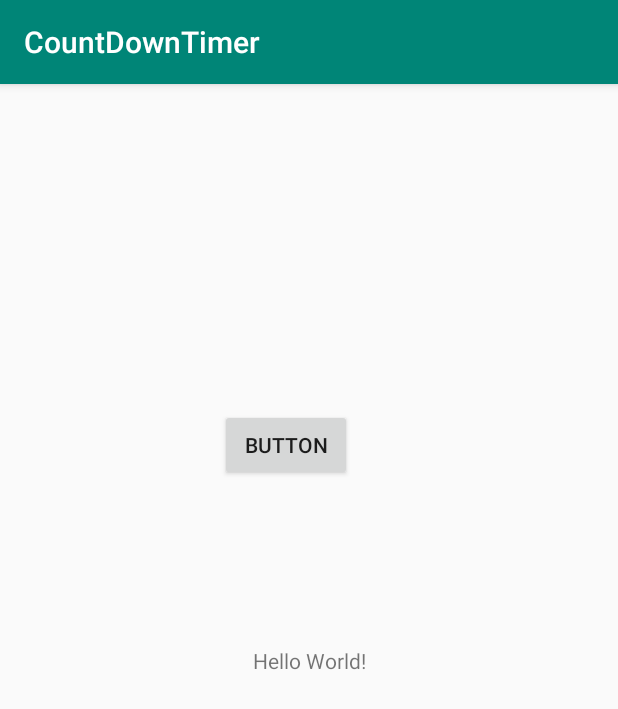
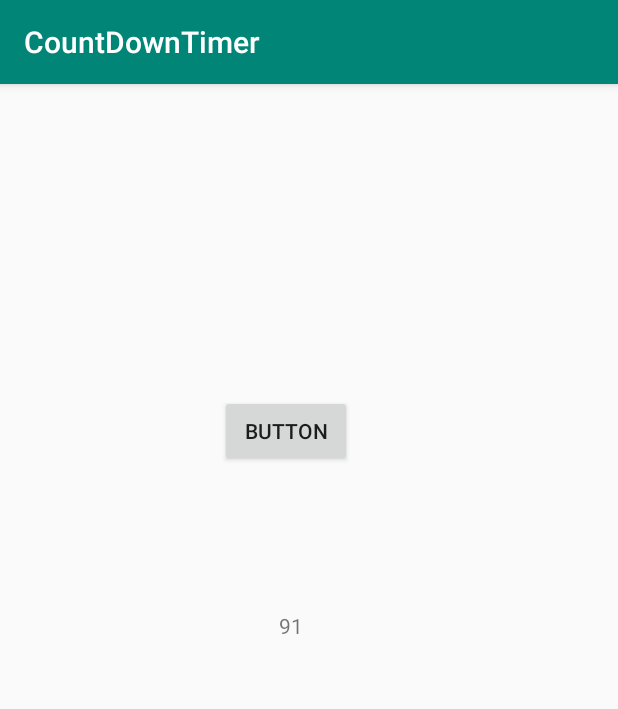
Before and after one commit to Kaushi9005/CountDownTimer, an Android app: the screen it shows after launch (MainActivity), on a phone screen of 412 x 824 dp. Shown: the top 709 px of the screen. Run offline under Robolectric (Android 15) with nearby library versions, the phone set to English and light mode, and no system bars.

```diff
--- a/app/src/main/java/lk/ac/kln/countdowntimer/MainActivity.java
+++ b/app/src/main/java/lk/ac/kln/countdowntimer/MainActivity.java
@@ -1,13 +1,30 @@
 package lk.ac.kln.countdowntimer;
 
+import android.os.Handler;
 import android.support.v7.app.AppCompatActivity;
 import android.os.Bundle;
+import android.widget.TextView;
 
 public class MainActivity extends AppCompatActivity {
-
+    private int counter = 99;
     @Override
     protected void onCreate(Bundle savedInstanceState) {
         super.onCreate(savedInstanceState);
         setContentView(R.layout.activity_main);
+        countDown();
+    }
+    private void countDown(){
+        final TextView textview=findViewById(R.id.textView);
+        final Handler handler = new Handler();
+        handler.post(new Runnable() {
+            @Override
+            public void run() {
+                textview.setText(Integer.toString(counter));
+                counter--;
+                handler.postDelayed(this,1000);
+
+
+            }
+        });
     }
 }
--- a/app/src/main/res/layout/activity_main.xml
+++ b/app/src/main/res/layout/activity_main.xml
@@ -12,9 +12,12 @@
         android:layout_height="wrap_content"
         android:text="Hello World!"
         app:layout_constraintBottom_toBottomOf="parent"
+        app:layout_constraintHorizontal_bias="0.47"
         app:layout_constraintLeft_toLeftOf="parent"
         app:layout_constraintRight_toRightOf="parent"
-        app:layout_constraintTop_toTopOf="parent" />
+        app:layout_constraintTop_toTopOf="parent"
+        app:layout_constraintVertical_bias="0.469" />
+        android.textsize="50px"
 
     <Button
         android:id="@+id/button"
@@ -29,7 +32,9 @@
         android:text="Button"
         app:layout_constraintBottom_toTopOf="@+id/textView"
         app:layout_constraintEnd_toEndOf="parent"
+        app:layout_constraintHorizontal_bias="1.0"
         app:layout_constraintStart_toStartOf="parent"
-        app:layout_constraintTop_toTopOf="parent" />
+        app:layout_constraintTop_toTopOf="parent"
+        app:layout_constraintVertical_bias="0.0" />
 
 </android.support.constraint.ConstraintLayout>
```
